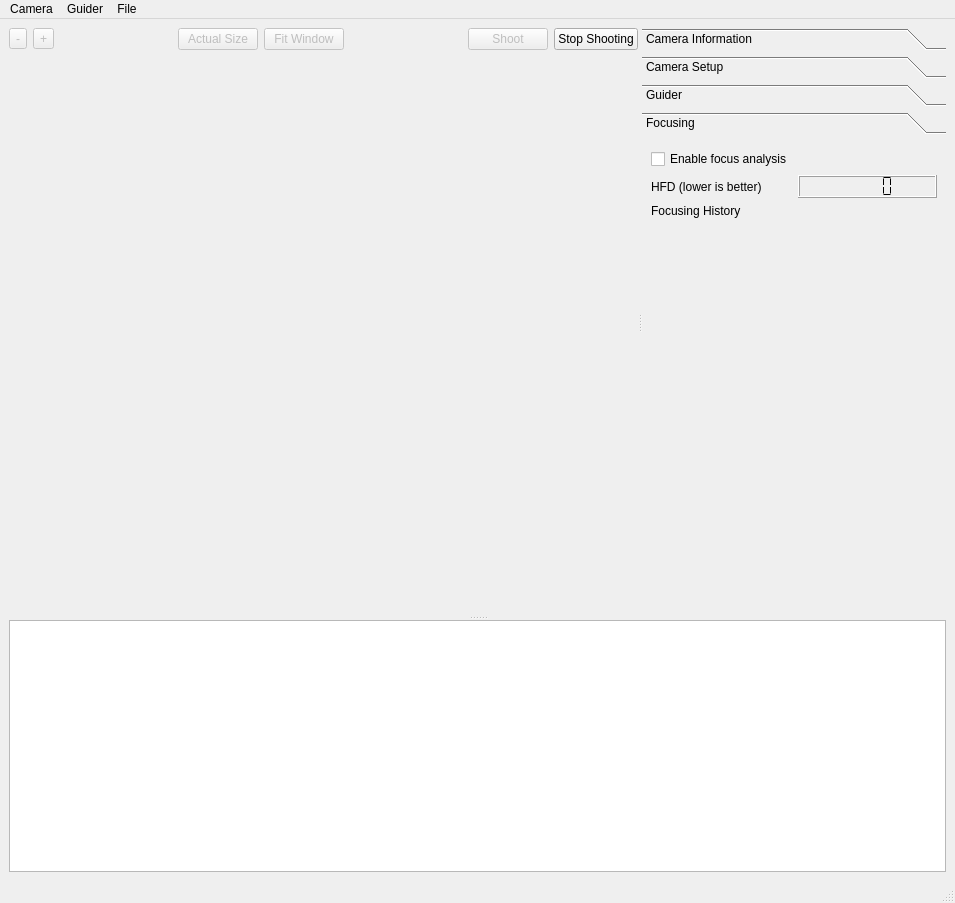
This is dslr-qt-shooter/ui/dslr_shooter_window.ui in Edlward/GalaxyHunter as Qt 5 draws it before an edit. The edited form follows.
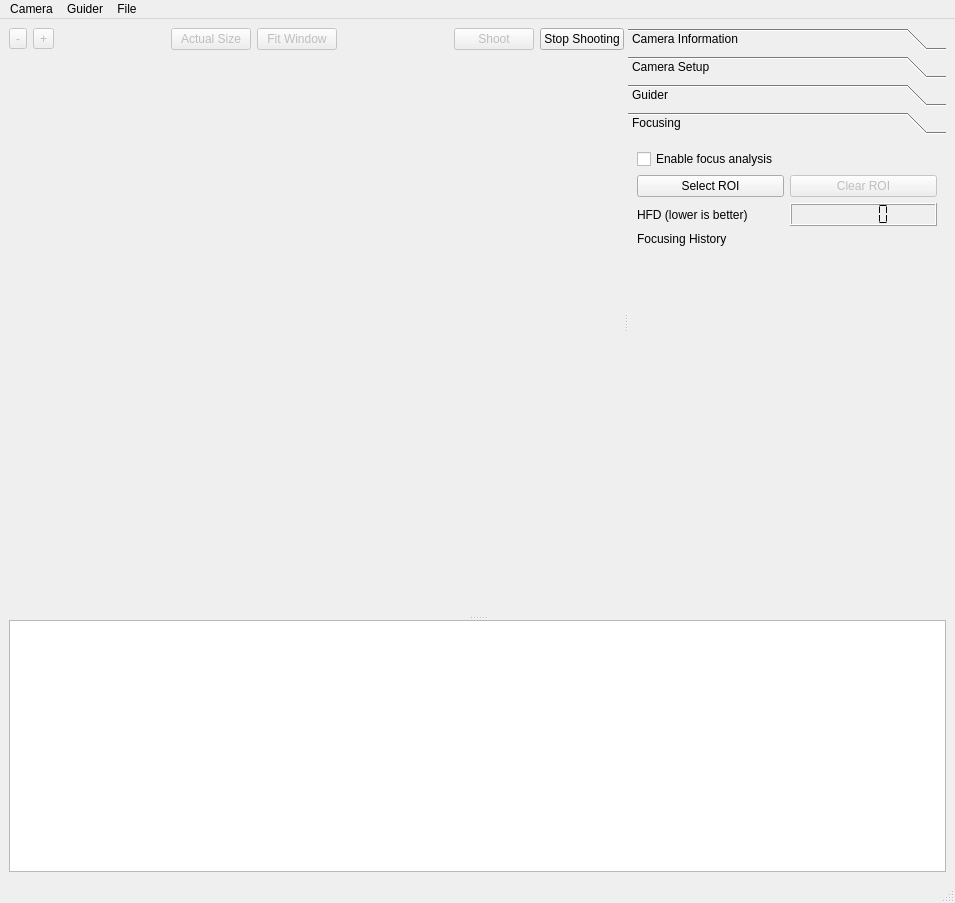
This is the edited form. Custom widgets are drawn as their Qt base class.

Commit message: ROI selection for focusing

Patch:
```diff
--- a/dslr-qt-shooter/ui/dslr_shooter_window.ui
+++ b/dslr-qt-shooter/ui/dslr_shooter_window.ui
@@ -435,8 +435,8 @@
           <rect>
            <x>0</x>
            <y>0</y>
-           <width>300</width>
-           <height>473</height>
+           <width>306</width>
+           <height>482</height>
           </rect>
          </property>
          <attribute name="label">
@@ -450,14 +450,14 @@
             </property>
            </widget>
           </item>
-          <item row="1" column="0">
+          <item row="2" column="0">
            <widget class="QLabel" name="focus_analysis_type">
             <property name="text">
              <string>HFD (lower is better)</string>
             </property>
            </widget>
           </item>
-          <item row="1" column="1">
+          <item row="2" column="1">
            <widget class="QLCDNumber" name="focus_analysis_value">
             <property name="smallDecimalPoint">
              <bool>false</bool>
@@ -467,14 +467,14 @@
             </property>
            </widget>
           </item>
-          <item row="2" column="0" colspan="2">
+          <item row="3" column="0" colspan="2">
            <widget class="QLabel" name="label_8">
             <property name="text">
              <string>Focusing History</string>
             </property>
            </widget>
           </item>
-          <item row="5" column="1">
+          <item row="6" column="1">
            <spacer name="verticalSpacer_4">
             <property name="orientation">
              <enum>Qt::Vertical</enum>
@@ -491,6 +491,9 @@
            <widget class="QwtPlot" name="focusing_graph" native="true"/>
           </item>
           <item row="4" column="0" colspan="2">
+           <widget class="QwtPlot" name="focusing_graph" native="true"/>
+          </item>
+          <item row="5" column="0" colspan="2">
            <widget class="QLabel" name="focus_analysis_history">
             <property name="sizePolicy">
              <sizepolicy hsizetype="MinimumExpanding" vsizetype="Preferred">
@@ -503,6 +506,23 @@
             </property>
            </widget>
           </item>
+          <item row="1" column="0">
+           <widget class="QPushButton" name="focusing_select_roi">
+            <property name="text">
+             <string>Select ROI</string>
+            </property>
+           </widget>
+          </item>
+          <item row="1" column="1">
+           <widget class="QPushButton" name="focusing_clear_roi">
+            <property name="enabled">
+             <bool>false</bool>
+            </property>
+            <property name="text">
+             <string>Clear ROI</string>
+            </property>
+           </widget>
+          </item>
          </layout>
         </widget>
        </widget>
```
Left out of the diff: 17 changed lines with no effect on the pictures. The commit also changes 4 other files.
